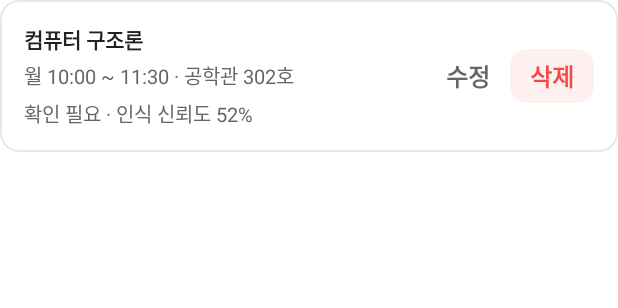
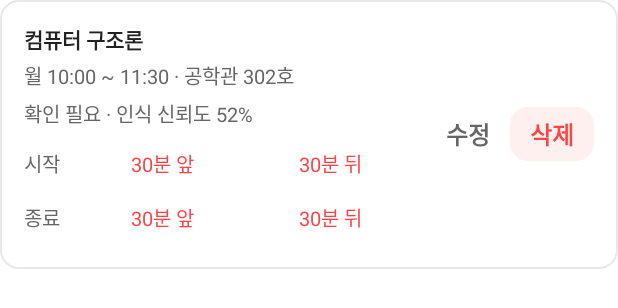
Before and after one commit to MobileProgrammingTeam4/BINTIME, an Android app: the layout item_lecture_review.xml on its own in the app's theme, with its tools: preview values and no code run, on a phone screen of 412 x 824 dp. Shown: the top 308 px of the screen. Run offline under Robolectric (Android 15) with nearby library versions, the phone set to English and light mode, and no system bars.

Commit message:
Related #48

```diff
--- a/app/src/main/res/layout/item_lecture_review.xml
+++ b/app/src/main/res/layout/item_lecture_review.xml
@@ -48,6 +48,65 @@
             android:visibility="gone"
             tools:text="확인 필요 · 인식 신뢰도 52%"
             tools:visibility="visible" />
+
+        <!-- [BT-048] 인식 검수에서만: 시작·종료 30분 빠른 조정 -->
+        <LinearLayout
+            android:id="@+id/layoutTimeShift"
+            android:layout_width="match_parent"
+            android:layout_height="wrap_content"
+            android:layout_marginTop="6dp"
+            android:orientation="vertical"
+            android:visibility="gone"
+            tools:visibility="visible">
+
+            <LinearLayout
+                android:layout_width="match_parent"
+                android:layout_height="wrap_content"
+                android:gravity="center_vertical"
+                android:orientation="horizontal">
+
+                <TextView
+                    android:layout_width="36dp"
+                    android:layout_height="wrap_content"
+                    android:text="@string/timetable_shift_start"
+                    android:textAppearance="@style/TextAppearance.BinTime.BodyS"
+                    android:textColor="@color/text_secondary" />
+
+                <TextView
+                    android:id="@+id/btnStartEarlier"
+                    style="@style/TimetableShiftButton"
+                    android:text="@string/timetable_shift_earlier" />
+
+                <TextView
+                    android:id="@+id/btnStartLater"
+                    style="@style/TimetableShiftButton"
+                    android:text="@string/timetable_shift_later" />
+            </LinearLayout>
+
+            <LinearLayout
+                android:layout_width="match_parent"
+                android:layout_height="wrap_content"
+                android:gravity="center_vertical"
+                android:orientation="horizontal">
+
+                <TextView
+                    android:layout_width="36dp"
+                    android:layout_height="wrap_content"
+                    android:text="@string/timetable_shift_end"
+                    android:textAppearance="@style/TextAppearance.BinTime.BodyS"
+                    android:textColor="@color/text_secondary" />
+
+                <TextView
+                    android:id="@+id/btnEndEarlier"
+                    style="@style/TimetableShiftButton"
+                    android:text="@string/timetable_shift_earlier" />
+
+                <TextView
+                    android:id="@+id/btnEndLater"
+                    style="@style/TimetableShiftButton"
+                    android:text="@string/timetable_shift_later" />
+            </LinearLayout>
+        </LinearLayout>
     </LinearLayout>
 
     <TextView
--- a/app/src/main/res/values/strings_timetable.xml
+++ b/app/src/main/res/values/strings_timetable.xml
@@ -81,4 +81,12 @@
     <string name="timetable_original_next">다음</string>
     <string name="timetable_original_hint">두 손가락으로 확대, 두 번 탭하면 원래 크기</string>
     <string name="timetable_original_missing">원본 이미지를 찾을 수 없어요. 앱을 다시 시작하면 원본은 지워져요</string>
+    <!-- [BT-048] 검수 화면 시각 빠른 조정 -->
+    <string name="timetable_shift_start">시작</string>
+    <string name="timetable_shift_end">종료</string>
+    <string name="timetable_shift_earlier">30분 앞</string>
+    <string name="timetable_shift_later">30분 뒤</string>
+    <string name="timetable_shift_description">%1$s %2$s 시각 30분 %3$s</string>
+    <string name="timetable_shift_earlier_word">앞으로</string>
+    <string name="timetable_shift_later_word">뒤로</string>
 </resources>
--- /dev/null
+++ b/app/src/main/res/values/styles_timetable.xml
@@ -0,0 +1,15 @@
+<?xml version="1.0" encoding="utf-8"?>
+<resources>
+    <!-- [BT-048] 검수 화면 시각 빠른 조정 버튼 -->
+    <style name="TimetableShiftButton">
+        <item name="android:layout_width">0dp</item>
+        <item name="android:layout_height">36dp</item>
+        <item name="android:layout_weight">1</item>
+        <item name="android:background">?attr/selectableItemBackground</item>
+        <item name="android:clickable">true</item>
+        <item name="android:focusable">true</item>
+        <item name="android:gravity">center</item>
+        <item name="android:textAppearance">@style/TextAppearance.BinTime.BodyS</item>
+        <item name="android:textColor">@color/action_primary</item>
+    </style>
+</resources>
```
Also changed, not shown: app/src/main/java/com/team4/bintime/timetable/RecognitionDrafts.java (+34 -0 lines), app/src/main/java/com/team4/bintime/timetable/TimetableReviewActivity.java (+25 -0 lines), 2 other files.
